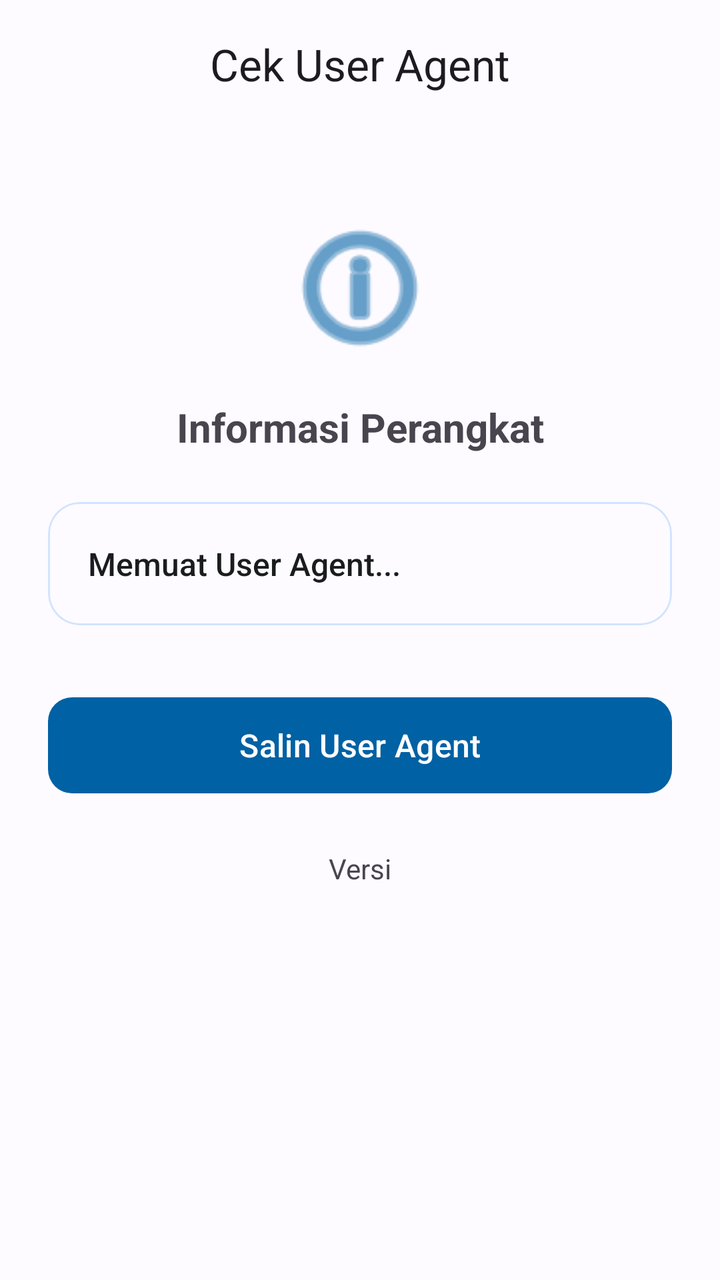
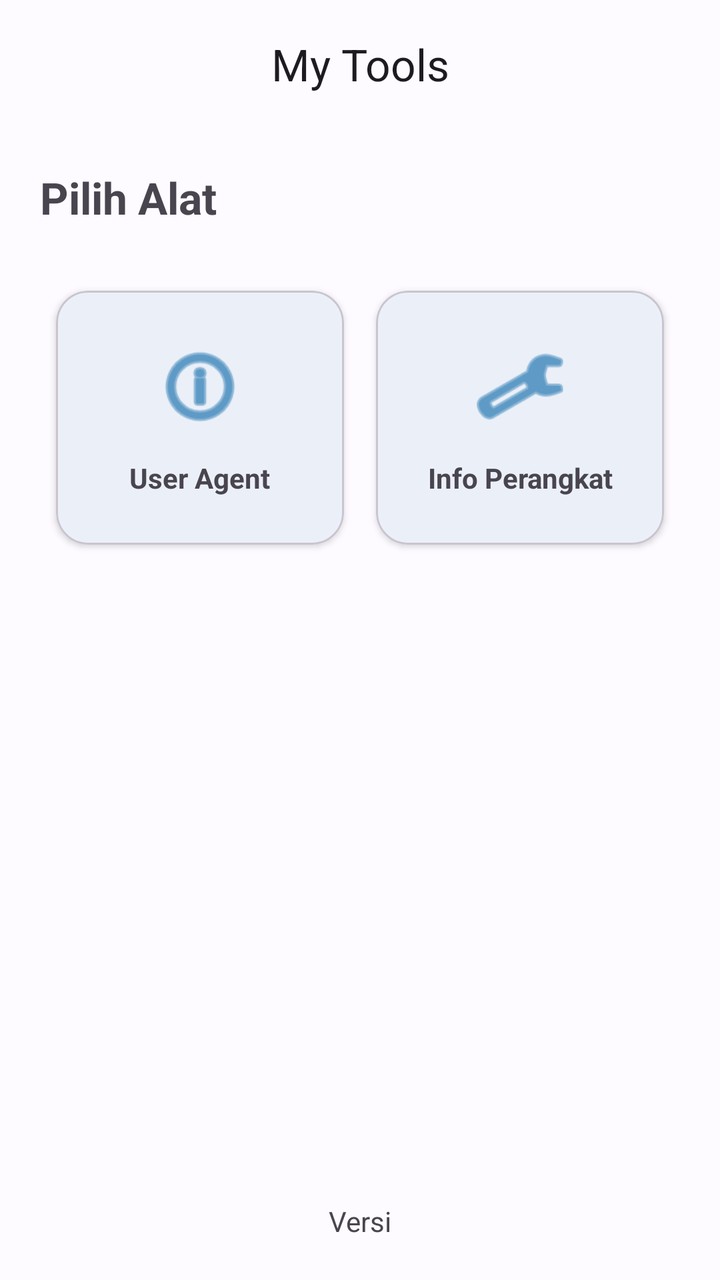

Screens rendered from an Android XML layout before and after an edit, with the pre-edit source and the edit as a unified diff.
<!-- AndroidManifest.xml: application theme Theme.CekUserAgent -->
<!-- res/layout/activity_main.xml -->
<?xml version="1.0" encoding="utf-8"?>
<androidx.coordinatorlayout.widget.CoordinatorLayout
    xmlns:android="http://schemas.android.com/apk/res/android"
    xmlns:app="http://schemas.android.com/apk/res-auto"
    xmlns:tools="http://schemas.android.com/tools"
    android:layout_width="match_parent"
    android:layout_height="match_parent"
    android:fitsSystemWindows="true"
    tools:context=".MainActivity">

    <com.google.android.material.appbar.AppBarLayout
        android:layout_width="match_parent"
        android:layout_height="wrap_content">

        <com.google.android.material.appbar.MaterialToolbar
            android:id="@+id/toolbar"
            android:layout_width="match_parent"
            android:layout_height="?attr/actionBarSize"
            app:title="Cek User Agent"
            app:titleCentered="true"
            android:elevation="4dp"/>
    </com.google.android.material.appbar.AppBarLayout>

    <androidx.core.widget.NestedScrollView
        android:layout_width="match_parent"
        android:layout_height="match_parent"
        android:fillViewport="true"
        app:layout_behavior="com.google.android.material.appbar.AppBarLayout$ScrollingViewBehavior">

        <androidx.constraintlayout.widget.ConstraintLayout
            android:layout_width="match_parent"
            android:layout_height="match_parent"
            android:padding="24dp">

            <ImageView
                android:id="@+id/ivIcon"
                android:layout_width="80dp"
                android:layout_height="80dp"
                android:src="@android:drawable/ic_menu_info_details"
                app:tint="?attr/colorPrimary"
                app:layout_constraintTop_toTopOf="parent"
                app:layout_constraintStart_toStartOf="parent"
                app:layout_constraintEnd_toEndOf="parent"
                android:layout_marginTop="16dp"/>

            <TextView
                android:id="@+id/tvTitle"
                android:layout_width="wrap_content"
                android:layout_height="wrap_content"
                android:text="Informasi Perangkat"
                android:textSize="20sp"
                android:textStyle="bold"
                android:layout_marginTop="16dp"
                app:layout_constraintTop_toBottomOf="@id/ivIcon"
                app:layout_constraintStart_toStartOf="parent"
                app:layout_constraintEnd_toEndOf="parent"/>

            <com.google.android.material.card.MaterialCardView
                android:id="@+id/cardUserAgent"
                android:layout_width="match_parent"
                android:layout_height="wrap_content"
                android:layout_marginTop="24dp"
                app:cardElevation="0dp"
                app:cardCornerRadius="16dp"
                app:strokeWidth="1dp"
                app:strokeColor="?attr/colorPrimaryContainer"
                app:cardBackgroundColor="?attr/colorSurface"
                app:layout_constraintTop_toBottomOf="@id/tvTitle"
                app:layout_constraintStart_toStartOf="parent"
                app:layout_constraintEnd_toEndOf="parent">

                <LinearLayout
                    android:layout_width="match_parent"
                    android:layout_height="wrap_content"
                    android:orientation="vertical"
                    android:padding="20dp">

                    <TextView
                        android:id="@+id/tvUserAgent"
                        android:layout_width="match_parent"
                        android:layout_height="wrap_content"
                        android:text="Memuat User Agent..."
                        android:textSize="16sp"
                        android:textColor="?attr/colorOnSurface"
                        android:textIsSelectable="true"
                        android:fontFamily="sans-serif-medium"
                        android:lineSpacingExtra="4dp" />
                </LinearLayout>
            </com.google.android.material.card.MaterialCardView>

            <com.google.android.material.button.MaterialButton
                android:id="@+id/btnCopy"
                android:layout_width="match_parent"
                android:layout_height="56dp"
                android:layout_marginTop="32dp"
                android:text="Salin User Agent"
                app:cornerRadius="12dp"
                android:textSize="16sp"
                app:layout_constraintTop_toBottomOf="@id/cardUserAgent"
                app:layout_constraintStart_toStartOf="parent"
                app:layout_constraintEnd_toEndOf="parent" />

            <TextView
                android:id="@+id/tvVersion"
                android:layout_width="wrap_content"
                android:layout_height="wrap_content"
                android:text="Versi"
                android:layout_marginTop="24dp"
                android:textColor="?android:textColorSecondary"
                app:layout_constraintTop_toBottomOf="@id/btnCopy"
                app:layout_constraintStart_toStartOf="parent"
                app:layout_constraintEnd_toEndOf="parent" />

        </androidx.constraintlayout.widget.ConstraintLayout>
    </androidx.core.widget.NestedScrollView>
</androidx.coordinatorlayout.widget.CoordinatorLayout>
<!-- resources referenced by this layout -->
<resources>
  <style name="Theme.CekUserAgent" parent="Theme.Material3.DayNight.NoActionBar">
          <item name="colorPrimary">@color/primary</item>
          <item name="colorOnPrimary">@color/onPrimary</item>
          <item name="colorPrimaryContainer">@color/primaryContainer</item>
          <item name="colorOnPrimaryContainer">@color/onPrimaryContainer</item>
          <item name="colorSecondary">@color/secondary</item>
          <item name="colorOnSecondary">@color/onSecondary</item>
          <item name="colorSecondaryContainer">@color/secondaryContainer</item>
          <item name="colorOnSecondaryContainer">@color/onSecondaryContainer</item>
          <item name="android:colorBackground">@color/background</item>
          <item name="colorSurface">@color/surface</item>
          <item name="colorOnSurface">@color/onSurface</item>
      </style>
  <color name="primary">#0061A4</color>
  <color name="onPrimary">#FFFFFF</color>
  <color name="primaryContainer">#D1E4FF</color>
  <color name="onPrimaryContainer">#001D36</color>
  <color name="secondary">#535F70</color>
  <color name="onSecondary">#FFFFFF</color>
  <color name="secondaryContainer">#D7E3F7</color>
  <color name="onSecondaryContainer">#101C2B</color>
  <color name="background">#FDFBFF</color>
  <color name="surface">#FDFBFF</color>
  <color name="onSurface">#1A1C1E</color>
</resources>

<!-- the commit's change to res/layout/activity_main.xml (unified diff, before → after) -->
@@ -6,6 +6,7 @@
     android:layout_width="match_parent"
     android:layout_height="match_parent"
     android:fitsSystemWindows="true"
+    android:background="?attr/colorBackground"
     tools:context=".MainActivity">
 
     <com.google.android.material.appbar.AppBarLayout
@@ -16,7 +17,7 @@
             android:id="@+id/toolbar"
             android:layout_width="match_parent"
             android:layout_height="?attr/actionBarSize"
-            app:title="Cek User Agent"
+            app:title="@string/app_name"
             app:titleCentered="true"
             android:elevation="4dp"/>
     </com.google.android.material.appbar.AppBarLayout>
@@ -27,90 +28,115 @@
         android:fillViewport="true"
         app:layout_behavior="com.google.android.material.appbar.AppBarLayout$ScrollingViewBehavior">
 
-        <androidx.constraintlayout.widget.ConstraintLayout
+        <LinearLayout
             android:layout_width="match_parent"
             android:layout_height="match_parent"
-            android:padding="24dp">
-
-            <ImageView
-                android:id="@+id/ivIcon"
-                android:layout_width="80dp"
-                android:layout_height="80dp"
-                android:src="@android:drawable/ic_menu_info_details"
-                app:tint="?attr/colorPrimary"
-                app:layout_constraintTop_toTopOf="parent"
-                app:layout_constraintStart_toStartOf="parent"
-                app:layout_constraintEnd_toEndOf="parent"
-                android:layout_marginTop="16dp"/>
+            android:orientation="vertical"
+            android:padding="20dp">
 
             <TextView
-                android:id="@+id/tvTitle"
                 android:layout_width="wrap_content"
                 android:layout_height="wrap_content"
-                android:text="Informasi Perangkat"
-                android:textSize="20sp"
+                android:text="Pilih Alat"
+                android:textSize="22sp"
                 android:textStyle="bold"
-                android:layout_marginTop="16dp"
-                app:layout_constraintTop_toBottomOf="@id/ivIcon"
-                app:layout_constraintStart_toStartOf="parent"
-                app:layout_constraintEnd_toEndOf="parent"/>
+                android:layout_marginBottom="24dp"/>
 
-            <com.google.android.material.card.MaterialCardView
-                android:id="@+id/cardUserAgent"
+            <GridLayout
                 android:layout_width="match_parent"
                 android:layout_height="wrap_content"
-                android:layout_marginTop="24dp"
-                app:cardElevation="0dp"
-                app:cardCornerRadius="16dp"
-                app:strokeWidth="1dp"
-                app:strokeColor="?attr/colorPrimaryContainer"
-                app:cardBackgroundColor="?attr/colorSurface"
-                app:layout_constraintTop_toBottomOf="@id/tvTitle"
-                app:layout_constraintStart_toStartOf="parent"
-                app:layout_constraintEnd_toEndOf="parent">
+                android:columnCount="2"
+                android:rowCount="2"
+                android:alignmentMode="alignMargins"
+                android:columnOrderPreserved="false">
 
-                <LinearLayout
-                    android:layout_width="match_parent"
+                
+                <com.google.android.material.card.MaterialCardView
+                    android:id="@+id/menuUserAgent"
+                    android:layout_width="0dp"
                     android:layout_height="wrap_content"
-                    android:orientation="vertical"
-                    android:padding="20dp">
-
-                    <TextView
-                        android:id="@+id/tvUserAgent"
+                    android:layout_columnWeight="1"
+                    android:layout_margin="8dp"
+                    app:cardElevation="2dp"
+                    app:cardCornerRadius="16dp"
+                    android:clickable="true"
+                    android:focusable="true"
+                    android:foreground="?attr/selectableItemBackground">
+                    
+                    <LinearLayout
                         android:layout_width="match_parent"
                         android:layout_height="wrap_content"
-                        android:text="Memuat User Agent..."
-                        android:textSize="16sp"
-                        android:textColor="?attr/colorOnSurface"
-                        android:textIsSelectable="true"
-                        android:fontFamily="sans-serif-medium"
-                        android:lineSpacingExtra="4dp" />
-                </LinearLayout>
-            </com.google.android.material.card.MaterialCardView>
+                        android:orientation="vertical"
+                        android:gravity="center"
+                        android:padding="24dp">
+                        
+                        <ImageView
+                            android:layout_width="48dp"
+                            android:layout_height="48dp"
+                            android:src="@android:drawable/ic_menu_info_details"
+                            app:tint="?attr/colorPrimary"/>
+                            
+                        <TextView
+                            android:layout_width="wrap_content"
+                            android:layout_height="wrap_content"
+                            android:text="User Agent"
+                            android:layout_marginTop="12dp"
+                            android:textStyle="bold"
+                            android:textAlignment="center"/>
+                    </LinearLayout>
+                </com.google.android.material.card.MaterialCardView>
 
-            <com.google.android.material.button.MaterialButton
-                android:id="@+id/btnCopy"
+                
+                <com.google.android.material.card.MaterialCardView
+                    android:id="@+id/menuDeviceInfo"
+                    android:layout_width="0dp"
+                    android:layout_height="wrap_content"
+                    android:layout_columnWeight="1"
+                    android:layout_margin="8dp"
+                    app:cardElevation="2dp"
+                    app:cardCornerRadius="16dp"
+                    android:clickable="true"
+                    android:focusable="true"
+                    android:foreground="?attr/selectableItemBackground">
+                    
+                    <LinearLayout
+                        android:layout_width="match_parent"
+                        android:layout_height="wrap_content"
+                        android:orientation="vertical"
+                        android:gravity="center"
+                        android:padding="24dp">
+                        
+                        <ImageView
+                            android:layout_width="48dp"
+                            android:layout_height="48dp"
+                            android:src="@android:drawable/ic_menu_manage"
+                            app:tint="?attr/colorPrimary"/>
+                            
+                        <TextView
+                            android:layout_width="wrap_content"
+                            android:layout_height="wrap_content"
+                            android:text="Info Perangkat"
+                            android:layout_marginTop="12dp"
+                            android:textStyle="bold"
+                            android:textAlignment="center"/>
+                    </LinearLayout>
+                </com.google.android.material.card.MaterialCardView>
+
+            </GridLayout>
+
+            <View
                 android:layout_width="match_parent"
-                android:layout_height="56dp"
-                android:layout_marginTop="32dp"
-                android:text="Salin User Agent"
-                app:cornerRadius="12dp"
-                android:textSize="16sp"
-                app:layout_constraintTop_toBottomOf="@id/cardUserAgent"
-                app:layout_constraintStart_toStartOf="parent"
-                app:layout_constraintEnd_toEndOf="parent" />
+                android:layout_height="0dp"
+                android:layout_weight="1"/>
 
             <TextView
                 android:id="@+id/tvVersion"
-                android:layout_width="wrap_content"
+                android:layout_width="match_parent"
                 android:layout_height="wrap_content"
                 android:text="Versi"
-                android:layout_marginTop="24dp"
-                android:textColor="?android:textColorSecondary"
-                app:layout_constraintTop_toBottomOf="@id/btnCopy"
-                app:layout_constraintStart_toStartOf="parent"
-                app:layout_constraintEnd_toEndOf="parent" />
-
-        </androidx.constraintlayout.widget.ConstraintLayout>
+                android:gravity="center"
+                android:layout_marginTop="32dp"
+                android:textColor="?android:textColorSecondary"/>
+        </LinearLayout>
     </androidx.core.widget.NestedScrollView>
 </androidx.coordinatorlayout.widget.CoordinatorLayout>
<!-- resource entries referenced after the edit -->
@@ -1,5 +1,6 @@
 <!-- resources referenced by this layout -->
 <resources>
+  <string name="app_name">My Tools</string>
   <style name="Theme.CekUserAgent" parent="Theme.Material3.DayNight.NoActionBar">
           <item name="colorPrimary">@color/primary</item>
           <item name="colorOnPrimary">@color/onPrimary</item>
